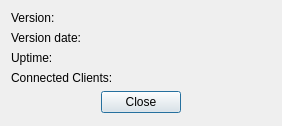
quassel/quassel, file src/qtui/ui/coreinfodlg.ui: the form before one commit.
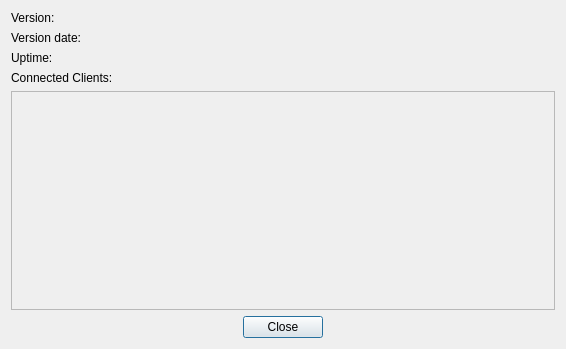
The form after the commit.

Diff of the .ui file:
```diff
--- a/src/qtui/ui/coreinfodlg.ui
+++ b/src/qtui/ui/coreinfodlg.ui
@@ -1,12 +1,12 @@
 <ui version="4.0" >
  <class>CoreInfoDlg</class>
- <widget class="QDialog" name="CoreInfoDlg" >
-  <property name="geometry" >
+    <widget class="QDialog" name="CoreInfoDlg">
+        <property name="geometry">
    <rect>
     <x>0</x>
     <y>0</y>
-    <width>282</width>
-    <height>126</height>
+       <width>566</width>
+       <height>349</height>
    </rect>
   </property>
   <property name="windowTitle" >
@@ -74,17 +74,68 @@
     </layout>
    </item>
    <item>
-    <layout class="QGridLayout" name="gridLayout_2" >
-     <item row="0" column="1" >
-      <widget class="QPushButton" name="closeButton" >
-       <property name="text" >
+       <widget class="QScrollArea" name="coreSessionScrollArea">
+           <property name="sizePolicy">
+               <sizepolicy hsizetype="Expanding" vsizetype="Expanding">
+                   <horstretch>0</horstretch>
+                   <verstretch>0</verstretch>
+               </sizepolicy>
+           </property>
+           <property name="widgetResizable">
+               <bool>true</bool>
+           </property>
+           <property name="alignment">
+               <set>Qt::AlignHCenter|Qt::AlignTop</set>
+           </property>
+           <widget class="QWidget" name="coreSessionScrollContainer">
+               <property name="geometry">
+                   <rect>
+                       <x>0</x>
+                       <y>0</y>
+                       <width>550</width>
+                       <height>193</height>
+                   </rect>
+               </property>
+               <property name="sizePolicy">
+                   <sizepolicy hsizetype="Expanding" vsizetype="Preferred">
+                       <horstretch>0</horstretch>
+                       <verstretch>0</verstretch>
+                   </sizepolicy>
+               </property>
+               <layout class="QVBoxLayout" name="verticalLayout_3">
+                   <item>
+                       <layout class="QVBoxLayout" name="coreSessionContainer">
+                           <item>
+                               <spacer name="verticalSpacer">
+                                   <property name="orientation">
+                                       <enum>Qt::Vertical</enum>
+                                   </property>
+                                   <property name="sizeHint" stdset="0">
+                                       <size>
+                                           <width>20</width>
+                                           <height>40</height>
+                                       </size>
+                                   </property>
+                               </spacer>
+                           </item>
+                       </layout>
+                   </item>
+               </layout>
+           </widget>
+       </widget>
+   </item>
+            <item>
+                <layout class="QGridLayout" name="gridLayout_2">
+                    <item row="1" column="1">
+                        <widget class="QPushButton" name="closeButton">
+                            <property name="text">
         <string>Close</string>
        </property>
       </widget>
      </item>
-     <item row="0" column="0" >
-      <spacer name="horizontalSpacer" >
-       <property name="orientation" >
+                    <item row="1" column="0">
+                        <spacer name="horizontalSpacer">
+                            <property name="orientation">
         <enum>Qt::Horizontal</enum>
        </property>
        <property name="sizeHint" stdset="0" >
@@ -95,9 +146,9 @@
        </property>
       </spacer>
      </item>
-     <item row="0" column="2" >
-      <spacer name="horizontalSpacer_2" >
-       <property name="orientation" >
+                    <item row="1" column="2">
+                        <spacer name="horizontalSpacer_2">
+                            <property name="orientation">
         <enum>Qt::Horizontal</enum>
        </property>
        <property name="sizeHint" stdset="0" >
@@ -110,19 +161,6 @@
      </item>
     </layout>
    </item>
-   <item>
-    <spacer name="verticalSpacer" >
-     <property name="orientation" >
-      <enum>Qt::Vertical</enum>
-     </property>
-     <property name="sizeHint" stdset="0" >
-      <size>
-       <width>20</width>
-       <height>0</height>
-      </size>
-     </property>
-    </spacer>
-   </item>
   </layout>
  </widget>
  <resources/>
```
Left out of the diff: 69 changed lines with no effect on the pictures.
